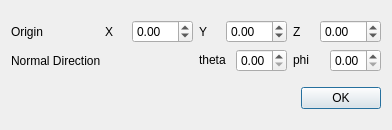
nutjunkie/IQmol, file src/Configurator/ClippingPlaneConfigurator.ui: the form before one commit.
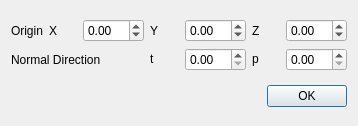
The form after the commit.

Commit message: Clean up of clipping plane

What changed in the file:
```diff
--- a/src/Configurator/ClippingPlaneConfigurator.ui
+++ b/src/Configurator/ClippingPlaneConfigurator.ui
@@ -6,8 +6,8 @@
    <rect>
     <x>0</x>
     <y>0</y>
-    <width>392</width>
-    <height>130</height>
+    <width>358</width>
+    <height>126</height>
    </rect>
   </property>
   <property name="windowTitle">
@@ -15,78 +15,74 @@
   </property>
   <layout class="QVBoxLayout" name="verticalLayout">
    <item>
-    <layout class="QGridLayout" name="gridLayout_2">
-     <item row="0" column="2">
-      <layout class="QHBoxLayout" name="horizontalLayout_5">
-       <item>
+    <layout class="QGridLayout" name="gridLayout">
+     <item row="0" column="3">
         <widget class="QLabel" name="label_6">
          <property name="text">
           <string>Y</string>
          </property>
         </widget>
        </item>
-       <item>
-        <widget class="QDoubleSpinBox" name="yValue">
+     <item row="0" column="2">
+      <widget class="QDoubleSpinBox" name="xValue">
          <property name="minimum">
           <double>-99.989999999999995</double>
-         </property>
-        </widget>
-       </item>
-      </layout>
-     </item>
-     <item row="0" column="0">
-      <widget class="QLabel" name="label">
-       <property name="text">
-        <string>Origin</string>
        </property>
       </widget>
      </item>
      <item row="0" column="1">
-      <layout class="QHBoxLayout" name="horizontalLayout_4">
-       <item>
         <widget class="QLabel" name="label_5">
          <property name="text">
           <string>X</string>
          </property>
         </widget>
        </item>
-       <item>
-        <widget class="QDoubleSpinBox" name="xValue">
+     <item row="0" column="0">
+      <widget class="QLabel" name="label">
+       <property name="text">
+        <string>Origin</string>
+       </property>
+      </widget>
+     </item>
+     <item row="0" column="4">
+      <widget class="QDoubleSpinBox" name="yValue">
          <property name="minimum">
           <double>-99.989999999999995</double>
          </property>
         </widget>
        </item>
-      </layout>
-     </item>
-     <item row="0" column="3">
-      <layout class="QHBoxLayout" name="horizontalLayout_6">
-       <item>
+     <item row="0" column="5">
         <widget class="QLabel" name="label_7">
          <property name="text">
           <string>Z</string>
          </property>
         </widget>
        </item>
-       <item>
+     <item row="0" column="6">
         <widget class="QDoubleSpinBox" name="zValue">
          <property name="minimum">
           <double>-99.989999999999995</double>
          </property>
         </widget>
        </item>
-      </layout>
+     <item row="1" column="6">
+      <widget class="QDoubleSpinBox" name="phiValue">
+       <property name="maximum">
+        <double>6.280000000000000</double>
+       </property>
+       <property name="singleStep">
+        <double>0.785398000000000</double>
+       </property>
+      </widget>
      </item>
-     <item row="1" column="2">
-      <layout class="QHBoxLayout" name="horizontalLayout">
-       <item>
-        <widget class="QLabel" name="thetaLabel">
+     <item row="1" column="5">
+      <widget class="QLabel" name="phiLabel">
          <property name="text">
-          <string>&lt;html&gt;&lt;head/&gt;&lt;body&gt;&lt;p&gt;theta&lt;/p&gt;&lt;/body&gt;&lt;/html&gt;</string>
+        <string>&lt;html&gt;&lt;head/&gt;&lt;body&gt;&lt;p&gt;p&lt;/p&gt;&lt;/body&gt;&lt;/html&gt;</string>
          </property>
         </widget>
        </item>
-       <item>
+     <item row="1" column="4">
         <widget class="QDoubleSpinBox" name="thetaValue">
          <property name="maximum">
           <double>3.140000000000000</double>
@@ -96,30 +92,14 @@
          </property>
         </widget>
        </item>
-      </layout>
-     </item>
      <item row="1" column="3">
-      <layout class="QHBoxLayout" name="horizontalLayout_3">
-       <item>
-        <widget class="QLabel" name="phiLabel">
+      <widget class="QLabel" name="thetaLabel">
          <property name="text">
-          <string>&lt;html&gt;&lt;head/&gt;&lt;body&gt;&lt;p&gt;phi&lt;/p&gt;&lt;/body&gt;&lt;/html&gt;</string>
+        <string>&lt;html&gt;&lt;head/&gt;&lt;body&gt;&lt;p&gt;t&lt;/p&gt;&lt;/body&gt;&lt;/html&gt;</string>
          </property>
         </widget>
        </item>
-       <item>
-        <widget class="QDoubleSpinBox" name="phiValue">
-         <property name="maximum">
-          <double>6.280000000000000</double>
-         </property>
-         <property name="singleStep">
-          <double>0.785398000000000</double>
-         </property>
-        </widget>
-       </item>
-      </layout>
-     </item>
-     <item row="1" column="0" colspan="2">
+     <item row="1" column="0" colspan="3">
       <widget class="QLabel" name="label_2">
        <property name="text">
         <string>Normal Direction</string>
```
Lines whose indentation alone changed are shown as unchanged. The commit also changes 3 other files.
